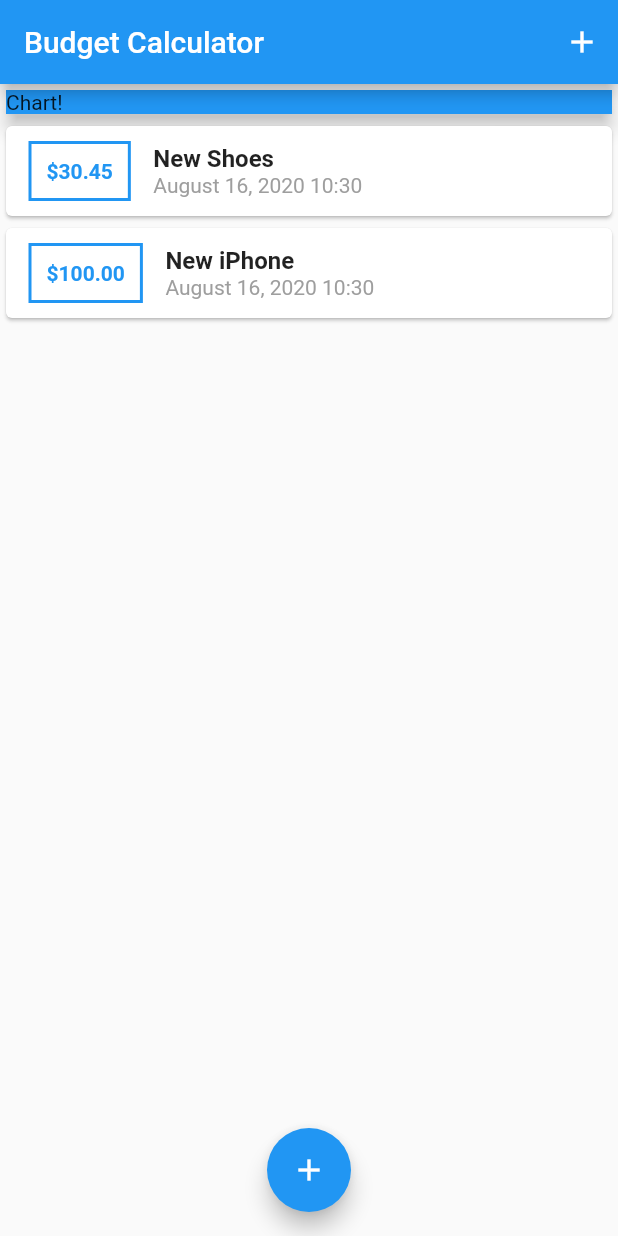
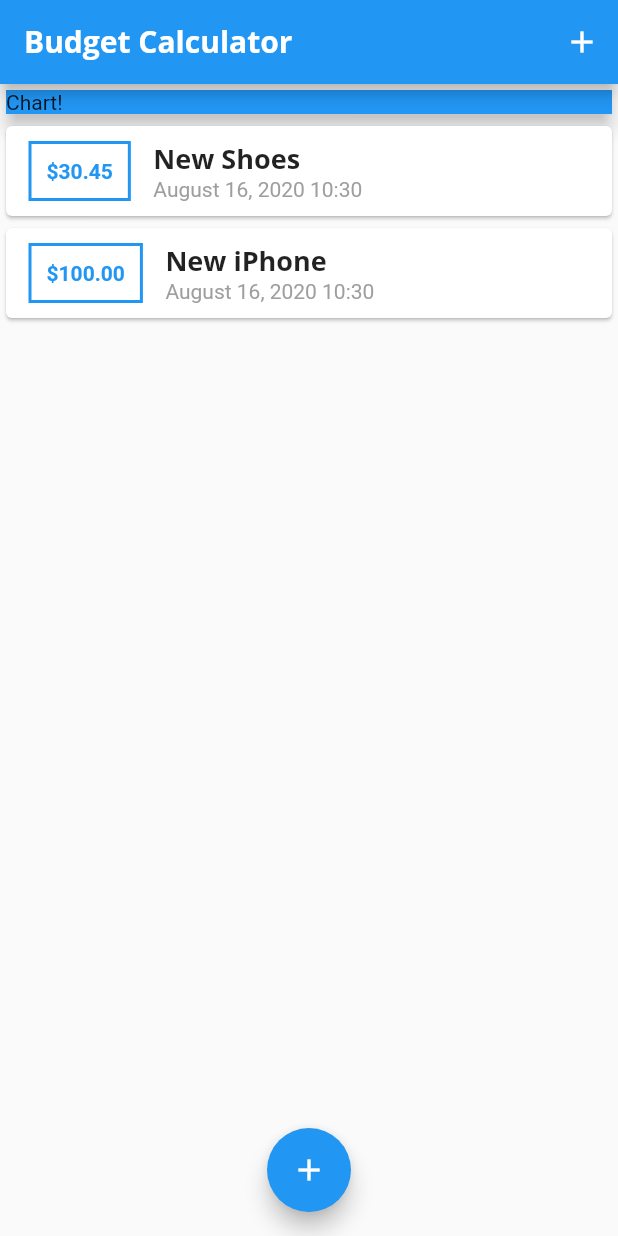
Before and after one commit to BoevMaksim/budget_calculator, a Flutter app: the screen it shows after launch, on a phone screen of 412 x 824 dp. Run offline on Flutter 3.47's test engine with Material 2 defaults, Android fonts, the phone set to English and light mode, and no system bars.

Commit message:
Add fonts

```diff
--- a/lib/main.dart
+++ b/lib/main.dart
@@ -3,7 +3,6 @@ import 'package:flutter/material.dart';
 import './models/transaction.dart';
 import './widgets/transaction_list.dart';
 import './widgets/new_transaction.dart';
-import './widgets/transaction_list.dart';
 
 void main() {
   runApp(MyApp());
@@ -16,8 +15,24 @@ class MyApp extends StatelessWidget {
       title: 'Budget Calculator',
       home: MyHomePage(),
       theme: ThemeData(
-        primarySwatch: Colors.blue,
-      ),
+          primarySwatch: Colors.blue,
+          fontFamily: 'Quicksand',
+          textTheme: ThemeData.light().textTheme.copyWith(
+                title: TextStyle(
+                  fontFamily: 'OpenSans',
+                  fontWeight: FontWeight.bold,
+                  fontSize: 18,
+                ),
+              ),
+          appBarTheme: AppBarTheme(
+            textTheme: ThemeData.light().textTheme.copyWith(
+                  title: TextStyle(
+                    fontFamily: 'OpenSans',
+                    fontSize: 20,
+                    fontWeight: FontWeight.bold,
+                  ),
+                ),
+          )),
     );
   }
 }
@@ -67,7 +82,9 @@ class _MyHomePageState extends State<MyHomePage> {
   Widget build(BuildContext context) {
     return Scaffold(
       appBar: AppBar(
-        title: Text('Budget Calculator'),
+        title: Text(
+          'Budget Calculator',
+        ),
         actions: <Widget>[
           IconButton(
             icon: Icon(Icons.add),
--- a/lib/widgets/new_transaction.dart
+++ b/lib/widgets/new_transaction.dart
@@ -11,7 +11,6 @@ class NewTransaction extends StatefulWidget {
 
 class _NewTransactionState extends State<NewTransaction> {
   final titleControler = TextEditingController();
-
   final amountControler = TextEditingController();
 
   void inputData() {
--- a/lib/widgets/transaction_list.dart
+++ b/lib/widgets/transaction_list.dart
@@ -42,10 +42,7 @@ class TransactionList extends StatelessWidget {
                   children: <Widget>[
                     Text(
                       transactions[index].title.toString(),
-                      style: TextStyle(
-                        fontWeight: FontWeight.bold,
-                        fontSize: 16.0,
-                      ),
+                      style: Theme.of(context).textTheme.title,
                     ),
                     Text(
                       DateFormat.yMMMMd()
```
Also changed, not shown: pubspec.yaml (+12 -12 lines), assets/fonts/OpenSans-Bold.ttf (added), assets/fonts/OpenSans-Regular.ttf (added), assets/fonts/Quicksand-Bold.ttf (added), assets/fonts/Quicksand-Light.ttf (added), assets/fonts/Quicksand-Medium.ttf (added), assets/fonts/Quicksand-Regular.ttf (added).
